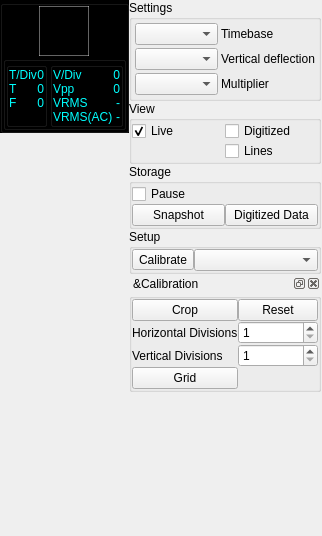
Old version of the form Forms/Controls.ui in the repository JosephEoff/D43.
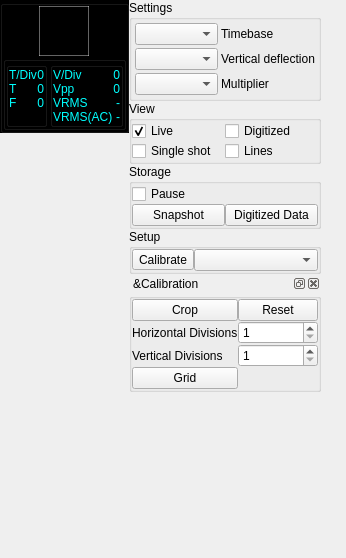
New version of the form. Custom widgets are drawn as their Qt base class.

Commit message: Implemented one shot function, work around for OpenCV2 bug.

What changed in the file:
```diff
--- a/Forms/Controls.ui
+++ b/Forms/Controls.ui
@@ -6,8 +6,8 @@
    <rect>
     <x>0</x>
     <y>0</y>
-    <width>322</width>
-    <height>536</height>
+    <width>346</width>
+    <height>558</height>
    </rect>
   </property>
   <property name="sizePolicy">
@@ -790,6 +790,13 @@
             </property>
            </widget>
           </item>
+          <item row="3" column="0">
+           <widget class="QCheckBox" name="checkBoxSingleShot">
+            <property name="text">
+             <string>Single shot</string>
+            </property>
+           </widget>
+          </item>
          </layout>
         </widget>
        </item>
```
The commit also changes 5 other files.
